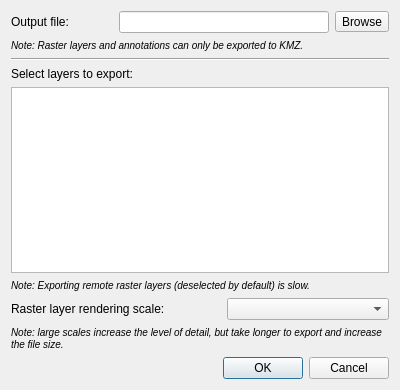
kadas-albireo/kadas-albireo, file src/ui/qgskmlexportdialogbase.ui: the form before one commit.
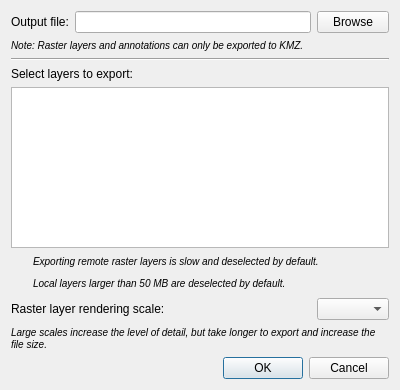
The form after the commit. Icons and pictures are not drawn. Custom widgets are drawn as their Qt base class.

Commit message: Disable large layers by default also for KMZ export, similarly to GPKG

The edit to the form file:
```diff
--- a/src/ui/qgskmlexportdialogbase.ui
+++ b/src/ui/qgskmlexportdialogbase.ui
@@ -14,57 +14,54 @@
    <string>KML export</string>
   </property>
   <layout class="QGridLayout" name="gridLayout">
-   <item row="3" column="0" colspan="4">
-    <widget class="QLabel" name="label">
-     <property name="text">
-      <string>Select layers to export:</string>
+   <item row="5" column="0">
+    <widget class="QLabel" name="labelWarnIcon_2">
+     <property name="minimumSize">
+      <size>
+       <width>16</width>
+       <height>16</height>
+      </size>
      </property>
-    </widget>
-   </item>
-   <item row="5" column="0" colspan="4">
-    <widget class="QLabel" name="label_3">
-     <property name="text">
-      <string>&lt;html&gt;&lt;head/&gt;&lt;body&gt;&lt;p&gt;&lt;span style=&quot; font-size:small; font-style:italic;&quot;&gt;Note: Exporting remote raster layers (deselected by default) is slow.&lt;/span&gt;&lt;/p&gt;&lt;/body&gt;&lt;/html&gt;</string>
+     <property name="maximumSize">
+      <size>
+       <width>16</width>
+       <height>16</height>
+      </size>
      </property>
-     <property name="wordWrap">
+     <property name="pixmap">
+      <pixmap resource="../../images/images.qrc">:/images/themes/default/mIconWarn.png</pixmap>
+     </property>
+     <property name="scaledContents">
       <bool>true</bool>
      </property>
     </widget>
    </item>
-   <item row="10" column="0" colspan="4">
-    <widget class="QDialogButtonBox" name="mButtonBox">
-     <property name="orientation">
-      <enum>Qt::Horizontal</enum>
+   <item row="6" column="0">
+    <widget class="QLabel" name="labelWarnIcon">
+     <property name="minimumSize">
+      <size>
+       <width>16</width>
+       <height>16</height>
+      </size>
      </property>
-     <property name="standardButtons">
-      <set>QDialogButtonBox::Cancel|QDialogButtonBox::Ok</set>
+     <property name="maximumSize">
+      <size>
+       <width>16</width>
+       <height>16</height>
+      </size>
      </property>
-    </widget>
-   </item>
-   <item row="4" column="0" colspan="4">
-    <widget class="QListWidget" name="mLayerListWidget"/>
-   </item>
-   <item row="0" column="1" colspan="2">
-    <widget class="QLineEdit" name="mFileLineEdit">
-     <property name="readOnly">
+     <property name="pixmap">
+      <pixmap resource="../../images/images.qrc">:/images/themes/default/mIconWarn.png</pixmap>
+     </property>
+     <property name="scaledContents">
       <bool>true</bool>
      </property>
     </widget>
    </item>
-   <item row="0" column="0">
-    <widget class="QLabel" name="mSaveAsLabel">
-     <property name="text">
-      <string>Output file:</string>
-     </property>
-    </widget>
-   </item>
-   <item row="6" column="2" colspan="2">
-    <widget class="QgsScaleComboBox" name="mComboBoxExportScale"/>
-   </item>
    <item row="0" column="3">
     <widget class="QToolButton" name="mFileSelectionButton">
      <property name="sizePolicy">
-      <sizepolicy hsizetype="Fixed" vsizetype="Fixed">
+      <sizepolicy hsizetype="Preferred" vsizetype="MinimumExpanding">
        <horstretch>0</horstretch>
        <verstretch>0</verstretch>
       </sizepolicy>
@@ -74,6 +71,20 @@
      </property>
     </widget>
    </item>
+   <item row="0" column="2">
+    <widget class="QLineEdit" name="mFileLineEdit">
+     <property name="readOnly">
+      <bool>true</bool>
+     </property>
+    </widget>
+   </item>
+   <item row="0" column="0" colspan="2">
+    <widget class="QLabel" name="mSaveAsLabel">
+     <property name="text">
+      <string>Output file:</string>
+     </property>
+    </widget>
+   </item>
    <item row="1" column="0" colspan="4">
     <widget class="QLabel" name="label_2">
      <property name="text">
@@ -91,23 +102,70 @@
      </property>
     </widget>
    </item>
-   <item row="6" column="0" colspan="2">
+   <item row="3" column="0" colspan="4">
+    <widget class="QLabel" name="label">
+     <property name="text">
+      <string>Select layers to export:</string>
+     </property>
+    </widget>
+   </item>
+   <item row="4" column="0" colspan="4">
+    <widget class="QListWidget" name="mLayerListWidget">
+     <property name="iconSize">
+      <size>
+       <width>16</width>
+       <height>16</height>
+      </size>
+     </property>
+    </widget>
+   </item>
+   <item row="5" column="1" colspan="3">
+    <widget class="QLabel" name="label_3">
+     <property name="text">
+      <string>&lt;html&gt;&lt;head/&gt;&lt;body&gt;&lt;p&gt;&lt;span style=&quot; font-size:small; font-style:italic;&quot;&gt;Exporting remote raster layers is slow and deselected by default.&lt;/span&gt;&lt;/p&gt;&lt;/body&gt;&lt;/html&gt;</string>
+     </property>
+     <property name="wordWrap">
+      <bool>true</bool>
+     </property>
+    </widget>
+   </item>
+   <item row="6" column="1" colspan="3">
+    <widget class="QLabel" name="label_6">
+     <property name="text">
+      <string>&lt;html&gt;&lt;head/&gt;&lt;body&gt;&lt;p&gt;&lt;span style=&quot; font-size:small; font-style:italic;&quot;&gt;Local layers larger than 50 MB are deselected by default.&lt;/span&gt;&lt;/p&gt;&lt;/body&gt;&lt;/html&gt;</string>
+     </property>
+    </widget>
+   </item>
+   <item row="7" column="3">
+    <widget class="QgsScaleComboBox" name="mComboBoxExportScale"/>
+   </item>
+   <item row="7" column="0" colspan="3">
     <widget class="QLabel" name="label_4">
      <property name="text">
       <string>Raster layer rendering scale:</string>
      </property>
     </widget>
    </item>
-   <item row="7" column="0" colspan="4">
+   <item row="8" column="0" colspan="4">
     <widget class="QLabel" name="label_5">
      <property name="text">
-      <string>&lt;html&gt;&lt;head/&gt;&lt;body&gt;&lt;p&gt;&lt;span style=&quot; font-size:small; font-style:italic;&quot;&gt;Note: large scales increase the level of detail, but take longer to export and increase the file size.&lt;/span&gt;&lt;/p&gt;&lt;/body&gt;&lt;/html&gt;</string>
+      <string>&lt;html&gt;&lt;head/&gt;&lt;body&gt;&lt;p&gt;&lt;span style=&quot; font-size:small; font-style:italic;&quot;&gt;Large scales increase the level of detail, but take longer to export and increase the file size.&lt;/span&gt;&lt;/p&gt;&lt;/body&gt;&lt;/html&gt;</string>
      </property>
      <property name="wordWrap">
       <bool>true</bool>
      </property>
     </widget>
    </item>
+   <item row="9" column="0" colspan="4">
+    <widget class="QDialogButtonBox" name="mButtonBox">
+     <property name="orientation">
+      <enum>Qt::Horizontal</enum>
+     </property>
+     <property name="standardButtons">
+      <set>QDialogButtonBox::Cancel|QDialogButtonBox::Ok</set>
+     </property>
+    </widget>
+   </item>
   </layout>
  </widget>
  <customwidgets>
```
Left out of the diff: 7 changed lines with no effect on the pictures. The commit also changes 1 other file.
